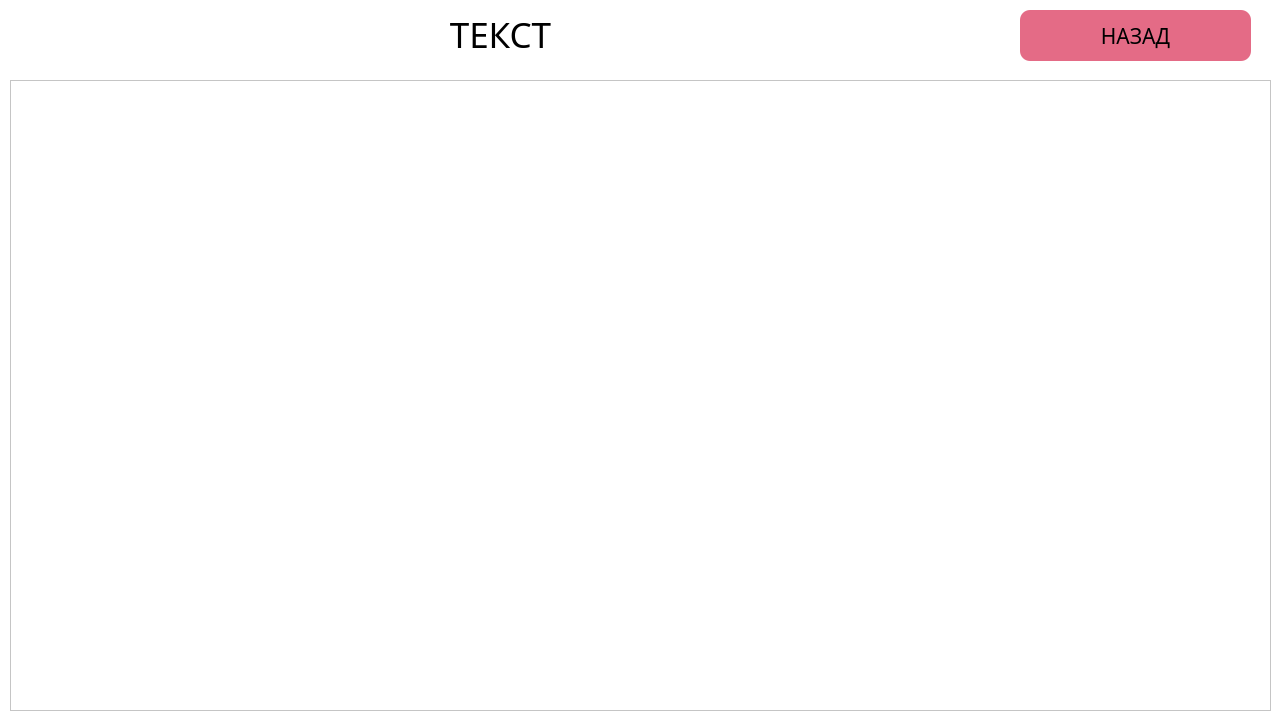
The window that ui/tableWindow.ui (PavelZagumenkin/Malina_Orders_v2) describes before a commit, drawn with Qt 5.
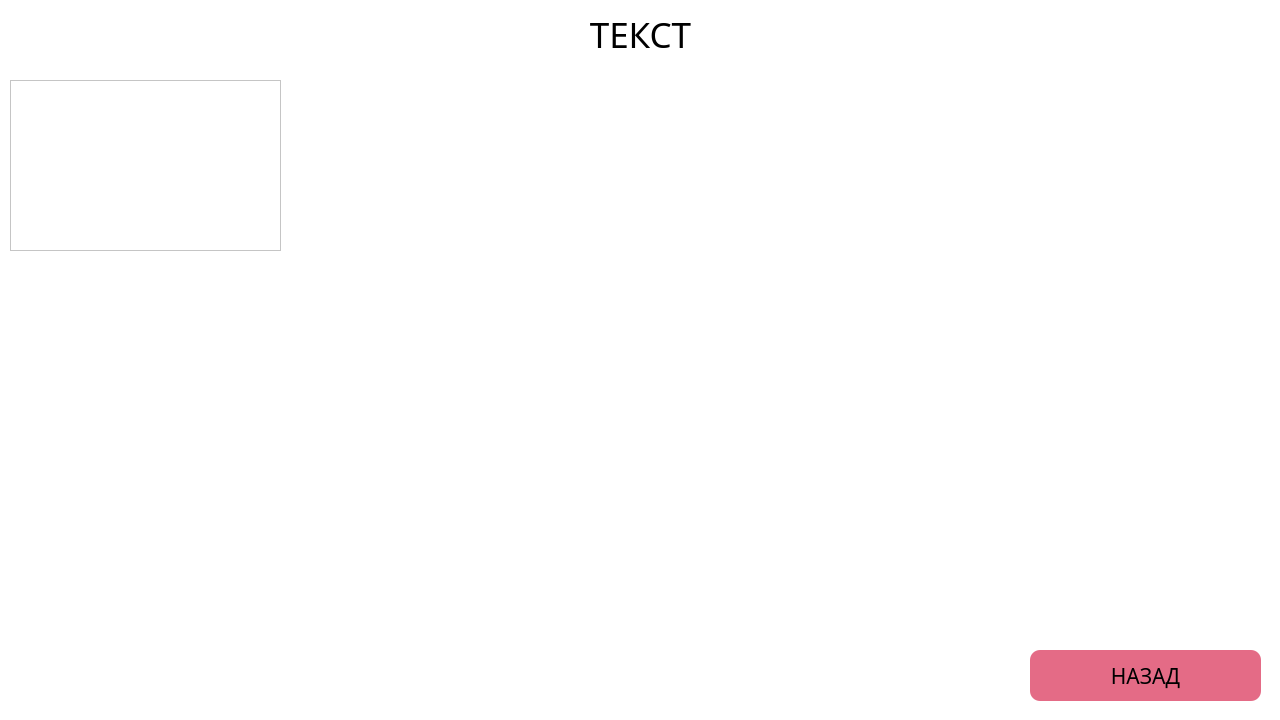
The same window after the commit.

The edit to the form file:
```diff
--- a/ui/tableWindow.ui
+++ b/ui/tableWindow.ui
@@ -47,8 +47,8 @@
    <widget class="QPushButton" name="btn_back">
     <property name="geometry">
      <rect>
-      <x>1020</x>
-      <y>10</y>
+      <x>1030</x>
+      <y>650</y>
       <width>231</width>
       <height>51</height>
      </rect>
@@ -95,7 +95,7 @@
      <rect>
       <x>10</x>
       <y>10</y>
-      <width>981</width>
+      <width>1261</width>
       <height>51</height>
      </rect>
     </property>
@@ -117,8 +117,8 @@
      <rect>
       <x>10</x>
       <y>80</y>
-      <width>1261</width>
-      <height>631</height>
+      <width>271</width>
+      <height>171</height>
      </rect>
     </property>
     <attribute name="horizontalHeaderShowSortIndicator" stdset="0">
```
